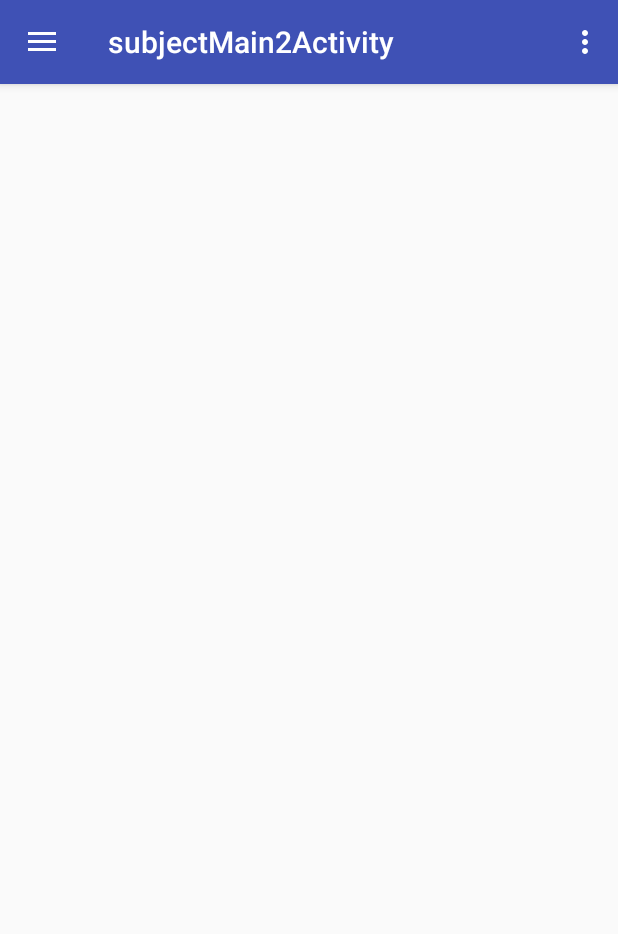
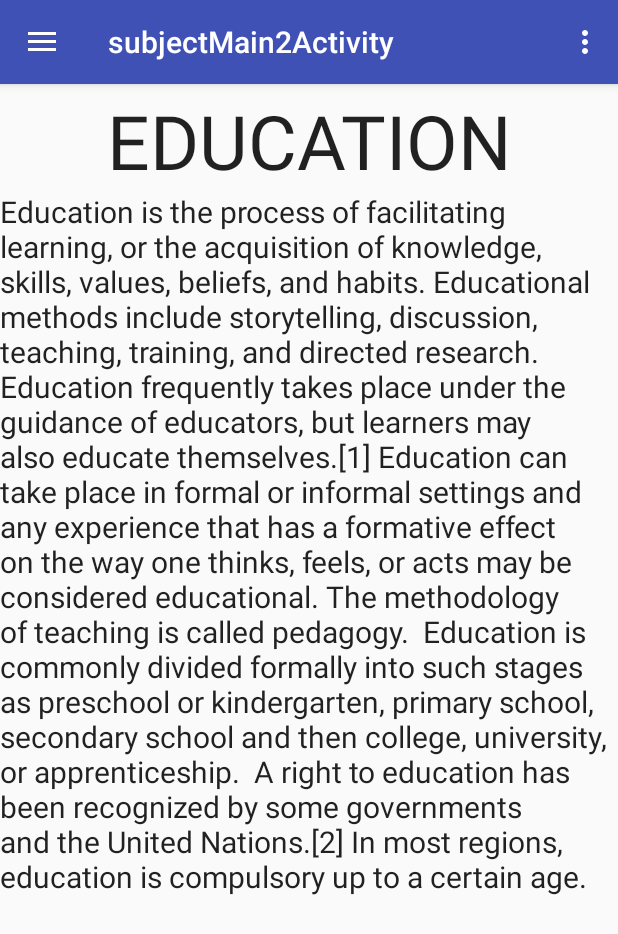
Before and after one commit to shivamgarg11/HackeamStudy, an Android app: the subjectMain2Activity screen opened directly, with no data from a screen before it, on a phone screen of 412 x 824 dp. Shown: the top 934 px of the screen. Run offline under Robolectric (Android 15) with nearby library versions, the phone set to English and light mode, and no system bars.

Commit message:
Education Shivam
Signed-off-by: Shivam Garg <contestshivamgarg@gmail.com>

```diff
--- a/app/src/main/AndroidManifest.xml
+++ b/app/src/main/AndroidManifest.xml
@@ -9,7 +9,7 @@
         android:roundIcon="@mipmap/ic_launcher_round"
         android:supportsRtl="true"
         android:theme="@style/AppTheme">
-        <activity android:name=".MainActivity">
+        <activity android:name=".EducationMainActivity">
             <intent-filter>
                 <action android:name="android.intent.action.MAIN" />
 
--- a/app/src/main/res/layout/app_bar_subject_main2.xml
+++ b/app/src/main/res/layout/app_bar_subject_main2.xml
@@ -20,8 +20,42 @@
 
     </android.support.design.widget.AppBarLayout>
 
-    <include layout="@layout/content_subject_main2" />
+    <include layout="@layout/content_subject_main2"
+        />
+    <ScrollView
+        android:layout_marginTop="60dp"
+        android:layout_width="match_parent"
+        android:layout_height="match_parent">
 
+        <LinearLayout
+            android:layout_width="match_parent"
+            android:layout_height="match_parent"
+            android:orientation="vertical">
+
+
+    <TextView
+
+        android:layout_width="match_parent"
+        android:layout_height="wrap_content"
+        android:text="EDUCATION"
+        android:textAppearance="@style/TextAppearance.AppCompat.Headline"
+        android:gravity="center"
+        android:textSize="50dp"/>
+
+    <TextView
+        android:layout_width="match_parent"
+        android:layout_height="wrap_content"
+
+        android:textAppearance="@style/TextAppearance.AppCompat.Subhead"
+        android:textSize="20dp"
+        android:text="Education is the process of facilitating learning, or the acquisition of knowledge, skills, values, beliefs, and habits. Educational methods include storytelling, discussion, teaching, training, and directed research. Education frequently takes place under the guidance of educators, but learners may also educate themselves.[1] Education can take place in formal or informal settings and any experience that has a formative effect on the way one thinks, feels, or acts may be considered educational. The methodology of teaching is called pedagogy.
+
+Education is commonly divided formally into such stages as preschool or kindergarten, primary school, secondary school and then college, university, or apprenticeship.
+
+A right to education has been recognized by some governments and the United Nations.[2] In most regions, education is compulsory up to a certain age."/>
+
+        </LinearLayout>
+    </ScrollView>
     <android.support.design.widget.FloatingActionButton
         android:id="@+id/fab"
         android:layout_width="0dp"
--- a/app/src/main/res/menu/activity_subject_main2_drawer.xml
+++ b/app/src/main/res/menu/activity_subject_main2_drawer.xml
@@ -6,23 +6,18 @@
     <group android:checkableBehavior="single">
         <item
             android:id="@+id/nav_camera"
-
             android:title="SCIENCE" />
         <item
             android:id="@+id/nav_gallery"
-
             android:title="MATHS" />
         <item
             android:id="@+id/nav_slideshow"
-
             android:title="SOCIAL SCIENCE" />
         <item
             android:id="@+id/nav_manage"
-
             android:title="ENGLISH" />
         <item
             android:id="@+id/nav_share"
-
             android:title="HINDI" />
     </group>
 
```
Also changed, not shown: app/src/main/java/com/example/shivam/hackeam/EducationMainActivity.java (renamed from app/src/main/java/com/example/shivam/hackeam/MainActivity.java, +13 -14 lines), app/src/main/res/layout/activity_computertopics.xml (+8 -1 lines), app/src/main/res/layout/activity_main.xml (+20 -2 lines), app/src/main/res/layout/app_bar_subjects.xml (+34 -0 lines), app/src/main/res/layout/layoutdialog.xml (+6 -3 lines).
